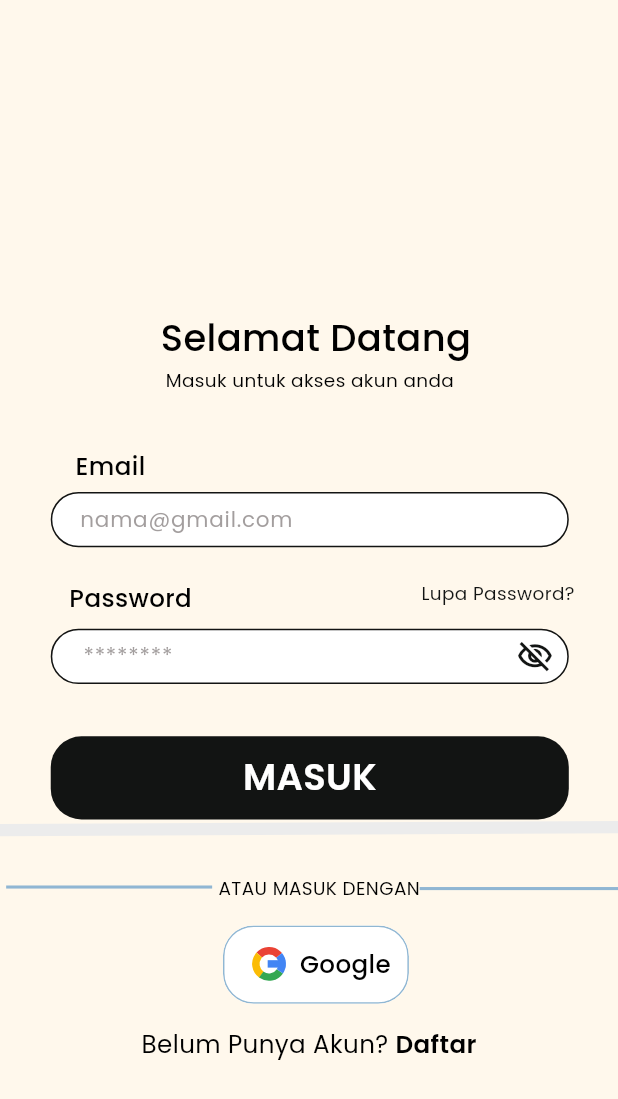
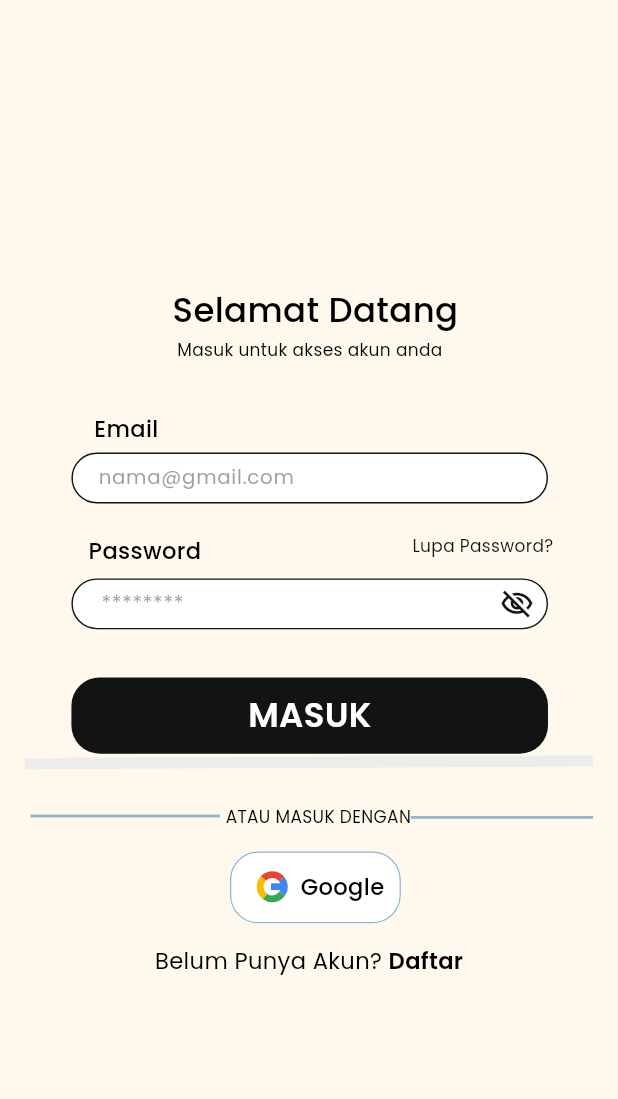
Before and after one commit to AryasatyaAlfian/Mobile-Project-Travel-Doa-Ibu, a Flutter app: the screen it shows after launch, after a tap on "LOGIN", on a phone screen of 412 x 824 dp. Shown: the top 1099 px of the screen. Run offline on Flutter 3.47's test engine with Material 3 defaults, Android fonts, the light colour scheme and no system bars; our stand-ins replace flutter_map, google_fonts, google_sign_in, latlong2; missing offline and left inert: dart:html; accounts and stored records are empty; network calls fail.

Commit message:
perbaikan lanjutan

```diff
--- a/lib/ui/initial_landing_page.dart
+++ b/lib/ui/initial_landing_page.dart
@@ -5,6 +5,7 @@ import '../models/models.dart';
 import '../services/travel_api.dart';
 import 'login_page.dart';
 import 'register_page.dart';
+import 'widgets/design_frame.dart';
 
 /// Elysian Horizon — Initial Landing Page (Layar Pembuka)
 ///
@@ -104,17 +105,13 @@ class _InitialLandingPageState extends State<InitialLandingPage> {
       // Warna dasar = ujung bawah gradient, agar sisa ruang di layar yang
       // lebih tinggi dari artboard menyatu tanpa garis batas.
       backgroundColor: _gold,
-      body: SingleChildScrollView(
-        physics: const ClampingScrollPhysics(),
-        child: FittedBox(
-          fit: BoxFit.fitWidth,
-          alignment: Alignment.topCenter,
-          child: SizedBox(
-            width: _designWidth,
-            height: _designHeight,
-            child: _buildArtboard(),
-          ),
-        ),
+      // Artboard tampil utuh (sampai tombol LOGIN & Daftar) di tablet/HP lipat, dan bisa
+      // di-scroll di HP landscape. Gradient yang sama dipasang selebar layar agar sisi
+      // kiri/kanan artboard tidak bergaris.
+      body: DesignFrame(
+        designSize: const Size(_designWidth, _designHeight),
+        background: ColoredBox(color: Colors.white, child: _buildGradient()),
+        child: _buildArtboard(),
       ),
     );
   }
--- a/lib/ui/widgets/design_frame.dart
+++ b/lib/ui/widgets/design_frame.dart
@@ -1,35 +1,64 @@
+import 'dart:math' as math;
+
 import 'package:flutter/material.dart';
 
 /// Menampilkan halaman yang disusun dengan posisi tetap dari desain Figma ([designSize], mis. 402×874).
 ///
-/// Bingkai diskalakan mengikuti LEBAR layar (di HP portrait hasilnya sama seperti desain), lalu:
-/// - bila layar lebih tinggi dari bingkai → bingkai di tengah;
-/// - bila layar lebih pendek (HP landscape, keyboard terbuka) → halaman bisa di-scroll,
-///   bukan mengecil sampai tidak terbaca seperti `FittedBox(BoxFit.contain)`.
+/// Skala bingkai = sebesar mungkin, asalkan:
+/// - tidak lebih lebar dari layar, dan
+/// - seluruh bingkai muat setinggi layar (tablet landscape, HP lipat: tampil utuh tanpa terpotong),
+///   kecuali itu membuatnya lebih kecil dari [minScale]. Di layar yang sangat pendek (HP landscape)
+///   bingkai berhenti mengecil di [minScale] dan halaman bisa di-scroll, supaya tetap terbaca.
+///
+/// Tinggi keyboard tidak ikut dihitung, jadi halaman tidak mengecil saat keyboard muncul. Body yang
+/// memendek cukup di-scroll ke kolom yang sedang diisi.
 ///
 /// Struktur widget sengaja tidak berganti antar kondisi: berganti struktur saat keyboard muncul akan
 /// membuat ulang kolom isian dan menutup keyboard lagi.
 class DesignFrame extends StatelessWidget {
-  const DesignFrame({super.key, required this.designSize, required this.child});
+  const DesignFrame({super.key, required this.designSize, required this.child, this.background});
+
+  /// Skala terkecil yang masih nyaman dibaca (teks desain 12 px → ±10 px, tombol 16 px → ±14 px).
+  /// Cukup untuk menampilkan bingkai utuh di tablet landscape (tinggi ±800).
+  static const double minScale = 0.85;
 
   final Size designSize;
   final Widget child;
 
+  /// Latar selebar & setinggi layar di belakang bingkai (mis. gradient) agar sisi kiri/kanan atau
+  /// atas/bawah bingkai menyatu dengan desain.
+  final Widget? background;
+
+  /// Skala bingkai untuk area [width]×[height] (tanpa keyboard).
+  static double scaleFor(Size designSize, double width, double height) {
+    final widthScale = width / designSize.width;
+    final heightScale = height / designSize.height;
+    return math.min(widthScale, math.max(heightScale, minScale));
+  }
+
   @override
   Widget build(BuildContext context) {
+    final view = View.of(context);
+
     return LayoutBuilder(
       builder: (context, constraints) {
-        final scale = constraints.maxWidth / designSize.width;
-        final scaledHeight = designSize.height * scale;
+        // Scaffold membuang inset keyboard dari MediaQuery body-nya, jadi baca langsung dari View.
+        // Dibaca di sini (bukan di build) karena builder ini dijalankan ulang saat body memendek.
+        final keyboard = view.viewInsets.bottom / view.devicePixelRatio;
+        final scale = scaleFor(designSize, constraints.maxWidth, constraints.maxHeight + keyboard);
+        final frameSize = designSize * scale;
 
-        return SingleChildScrollView(
+        return Stack(
+          fit: StackFit.expand,
+          children: [
+            if (background != null) Positioned.fill(child: background!),
+            SingleChildScrollView(
               keyboardDismissBehavior: ScrollViewKeyboardDismissBehavior.onDrag,
               child: ConstrainedBox(
-            constraints: BoxConstraints(minHeight: constraints.maxHeight),
+                constraints: BoxConstraints(minWidth: constraints.maxWidth, minHeight: constraints.maxHeight),
                 child: Center(
-              child: SizedBox(
-                width: constraints.maxWidth,
-                height: scaledHeight,
+                  child: SizedBox.fromSize(
+                    size: frameSize,
                     child: FittedBox(
                       fit: BoxFit.fill,
                       child: SizedBox.fromSize(size: designSize, child: child),
@@ -37,6 +66,8 @@ class DesignFrame extends StatelessWidget {
                   ),
                 ),
               ),
+            ),
+          ],
         );
       },
     );
```
Also changed, not shown: 1 other file. Lines whose indentation alone changed are shown as unchanged.
